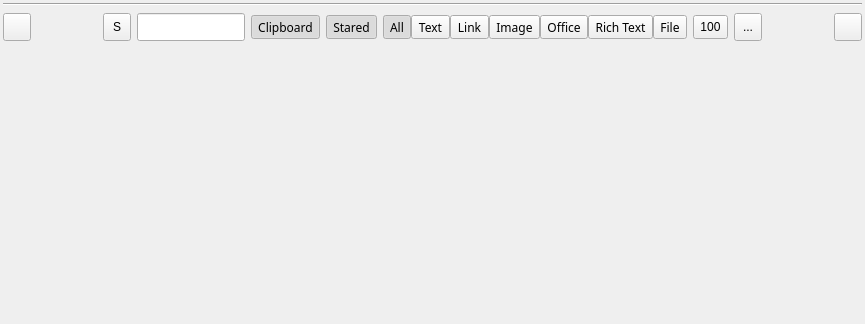
The window that widget/MPasteWidget.ui (SeptemberHX/MPaste) describes before a commit, drawn with Qt 5.
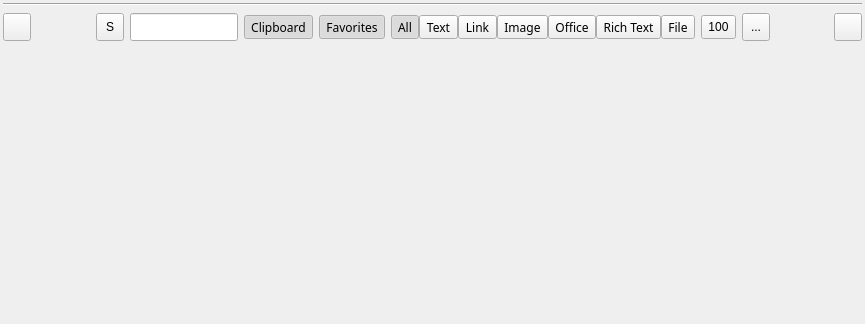
The same window after the commit. Icons and pictures are not drawn.

Commit message:
Shorten card foot labels and name the favorites board
In English the foot line ran out of room ("Imag…", "1600 × 1000
Pixels", "82 Characters"). Picture sizes drop the unit (the × says
pixels) and lengths read "58 chars" (字符 in Chinese), leaving the
app's name more room. The favorites board read "Stared"; it is
"Favorites".

What changed in the file:
```diff
--- a/widget/MPasteWidget.ui
+++ b/widget/MPasteWidget.ui
@@ -227,7 +227,7 @@
             </font>
            </property>
            <property name="text">
-            <string>Stared</string>
+            <string>Favorites</string>
            </property>
            <property name="checkable">
             <bool>true</bool>
```
The commit also changes 4 other files.
